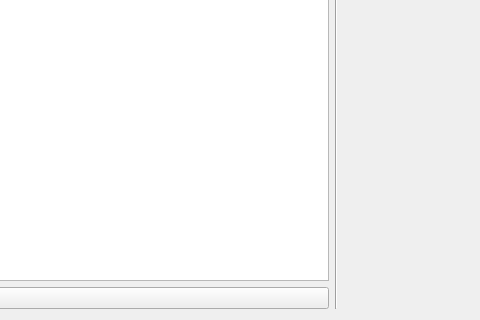
This is rqt_kinesthetic_teaching/resource/KinestheticTeaching.ui in HLP-R/hlpr_kinesthetic_teaching as Qt 5 draws it before an edit; both pictures show x 526 to 1006 and y 168 to 488 of the 1006 by 488 pixel window. The edited form follows.
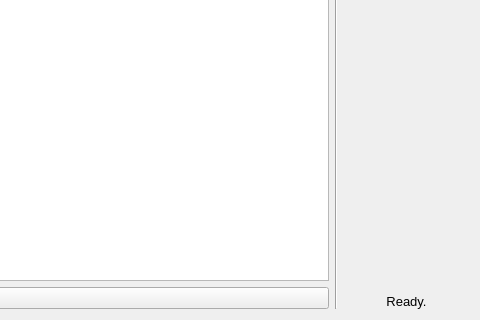
This is the edited form. Icons and pictures are not drawn.

Commit message: Add status indicator

```diff
--- a/rqt_kinesthetic_teaching/resource/KinestheticTeaching.ui
+++ b/rqt_kinesthetic_teaching/resource/KinestheticTeaching.ui
@@ -291,6 +291,30 @@
        </property>
       </spacer>
      </item>
+     <item>
+      <widget class="QLabel" name="status">
+       <property name="maximumSize">
+        <size>
+         <width>125</width>
+         <height>16777215</height>
+        </size>
+       </property>
+       <property name="font">
+        <font>
+         <pointsize>10</pointsize>
+        </font>
+       </property>
+       <property name="text">
+        <string>Ready.</string>
+       </property>
+       <property name="alignment">
+        <set>Qt::AlignCenter</set>
+       </property>
+       <property name="wordWrap">
+        <bool>true</bool>
+       </property>
+      </widget>
+     </item>
     </layout>
    </item>
   </layout>
```
The commit also changes 1 other file.
